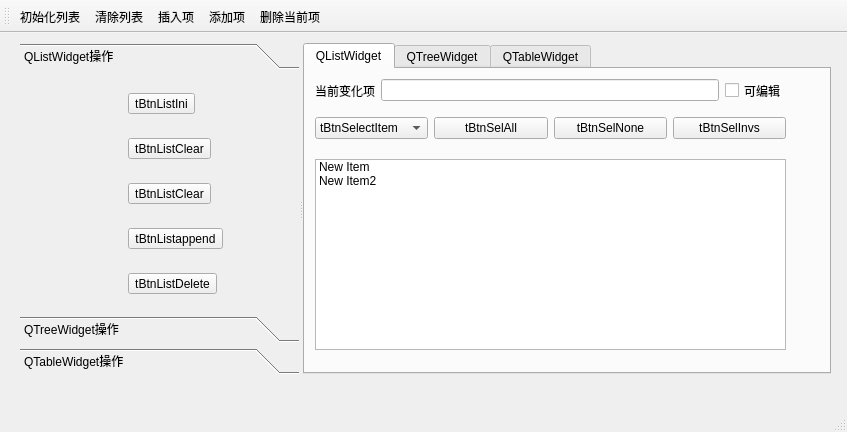
Qt form samp4_7/mainwindow.ui (wlnetman/Qt59_cpp_dev_guide) before a commit.
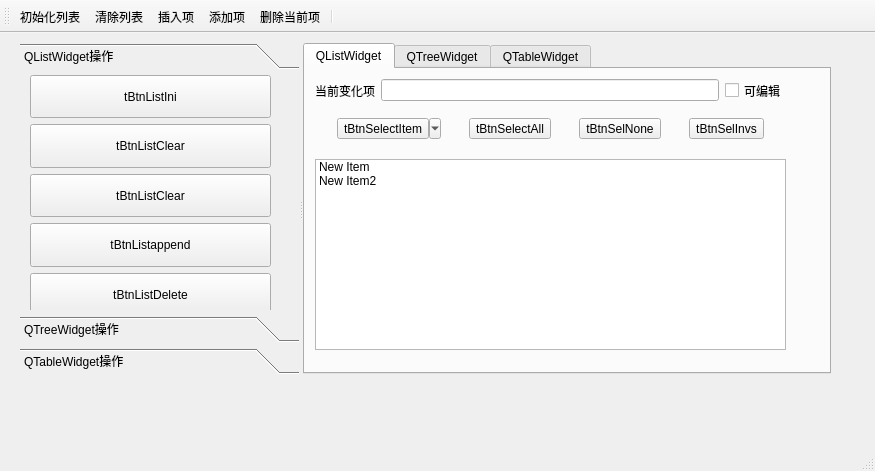
The same form after that commit. Icons and pictures are not drawn.

Commit message: 1026 listWidget menu toolbarButton

What changed in the file:
```diff
--- a/samp4_7/mainwindow.ui
+++ b/samp4_7/mainwindow.ui
@@ -6,8 +6,8 @@
    <rect>
     <x>0</x>
     <y>0</y>
-    <width>847</width>
-    <height>432</height>
+    <width>875</width>
+    <height>471</height>
    </rect>
   </property>
   <property name="windowTitle">
@@ -56,8 +56,8 @@
        <rect>
         <x>0</x>
         <y>0</y>
-        <width>317</width>
-        <height>241</height>
+        <width>270</width>
+        <height>253</height>
        </rect>
       </property>
       <property name="sizePolicy">
@@ -74,44 +74,89 @@
         <rect>
          <x>10</x>
          <y>0</y>
-         <width>291</width>
+         <width>241</width>
          <height>241</height>
         </rect>
        </property>
        <layout class="QGridLayout" name="gridLayout">
         <item row="3" column="0">
          <widget class="QToolButton" name="tBtnListAppend">
+          <property name="sizePolicy">
+           <sizepolicy hsizetype="Preferred" vsizetype="Preferred">
+            <horstretch>0</horstretch>
+            <verstretch>0</verstretch>
+           </sizepolicy>
+          </property>
           <property name="text">
            <string>tBtnListappend</string>
           </property>
+          <property name="toolButtonStyle">
+           <enum>Qt::ToolButtonTextBesideIcon</enum>
+          </property>
          </widget>
         </item>
         <item row="1" column="0">
          <widget class="QToolButton" name="tBtnListClear">
+          <property name="sizePolicy">
+           <sizepolicy hsizetype="Preferred" vsizetype="Preferred">
+            <horstretch>0</horstretch>
+            <verstretch>0</verstretch>
+           </sizepolicy>
+          </property>
           <property name="text">
            <string>tBtnListClear</string>
           </property>
+          <property name="toolButtonStyle">
+           <enum>Qt::ToolButtonTextBesideIcon</enum>
+          </property>
          </widget>
         </item>
         <item row="2" column="0">
          <widget class="QToolButton" name="tBtnListINsert">
+          <property name="sizePolicy">
+           <sizepolicy hsizetype="Preferred" vsizetype="Preferred">
+            <horstretch>0</horstretch>
+            <verstretch>0</verstretch>
+           </sizepolicy>
+          </property>
           <property name="text">
            <string>tBtnListClear</string>
           </property>
+          <property name="toolButtonStyle">
+           <enum>Qt::ToolButtonTextBesideIcon</enum>
+          </property>
          </widget>
         </item>
         <item row="0" column="0">
          <widget class="QToolButton" name="tBtnListIni">
+          <property name="sizePolicy">
+           <sizepolicy hsizetype="Preferred" vsizetype="Preferred">
+            <horstretch>0</horstretch>
+            <verstretch>0</verstretch>
+           </sizepolicy>
+          </property>
           <property name="text">
            <string>tBtnListIni</string>
           </property>
+          <property name="toolButtonStyle">
+           <enum>Qt::ToolButtonTextBesideIcon</enum>
+          </property>
          </widget>
         </item>
         <item row="4" column="0">
          <widget class="QToolButton" name="tBtnListDelete">
+          <property name="sizePolicy">
+           <sizepolicy hsizetype="Preferred" vsizetype="Preferred">
+            <horstretch>0</horstretch>
+            <verstretch>0</verstretch>
+           </sizepolicy>
+          </property>
           <property name="text">
            <string>tBtnListDelete</string>
           </property>
+          <property name="toolButtonStyle">
+           <enum>Qt::ToolButtonTextBesideIcon</enum>
+          </property>
          </widget>
         </item>
        </layout>
@@ -223,33 +268,46 @@
        </property>
        <layout class="QHBoxLayout" name="horizontalLayout_2">
         <item>
-         <widget class="QComboBox" name="tBtnSelectItem">
-          <item>
-           <property name="text">
-            <string>tBtnSelectItem</string>
-           </property>
-          </item>
+         <widget class="QToolButton" name="tBtnSelectItem">
+          <property name="text">
+           <string>tBtnSelectItem</string>
+          </property>
+          <property name="popupMode">
+           <enum>QToolButton::MenuButtonPopup</enum>
+          </property>
+          <property name="toolButtonStyle">
+           <enum>Qt::ToolButtonTextBesideIcon</enum>
+          </property>
          </widget>
         </item>
         <item>
-         <widget class="QPushButton" name="pushButton">
+         <widget class="QToolButton" name="tBtnSelAll">
           <property name="text">
-           <string>tBtnSelAll</string>
+           <string>tBtnSelectAll</string>
           </property>
+          <property name="toolButtonStyle">
+           <enum>Qt::ToolButtonTextOnly</enum>
+          </property>
          </widget>
         </item>
         <item>
-         <widget class="QPushButton" name="pushButton_2">
+         <widget class="QToolButton" name="tBtnSelNone">
           <property name="text">
            <string>tBtnSelNone</string>
           </property>
+          <property name="toolButtonStyle">
+           <enum>Qt::ToolButtonTextOnly</enum>
+          </property>
          </widget>
         </item>
         <item>
-         <widget class="QPushButton" name="pushButton_3">
+         <widget class="QToolButton" name="tBtnSelInvs">
           <property name="text">
            <string>tBtnSelInvs</string>
           </property>
+          <property name="toolButtonStyle">
+           <enum>Qt::ToolButtonTextOnly</enum>
+          </property>
          </widget>
         </item>
        </layout>
@@ -309,6 +367,7 @@
    <addaction name="actListInsert"/>
    <addaction name="actListAppend"/>
    <addaction name="actListDelete"/>
+   <addaction name="separator"/>
   </widget>
   <action name="actListIni">
    <property name="icon">
```
Left out of the diff: 47 changed lines with no effect on the pictures. The commit also changes 2 other files.
